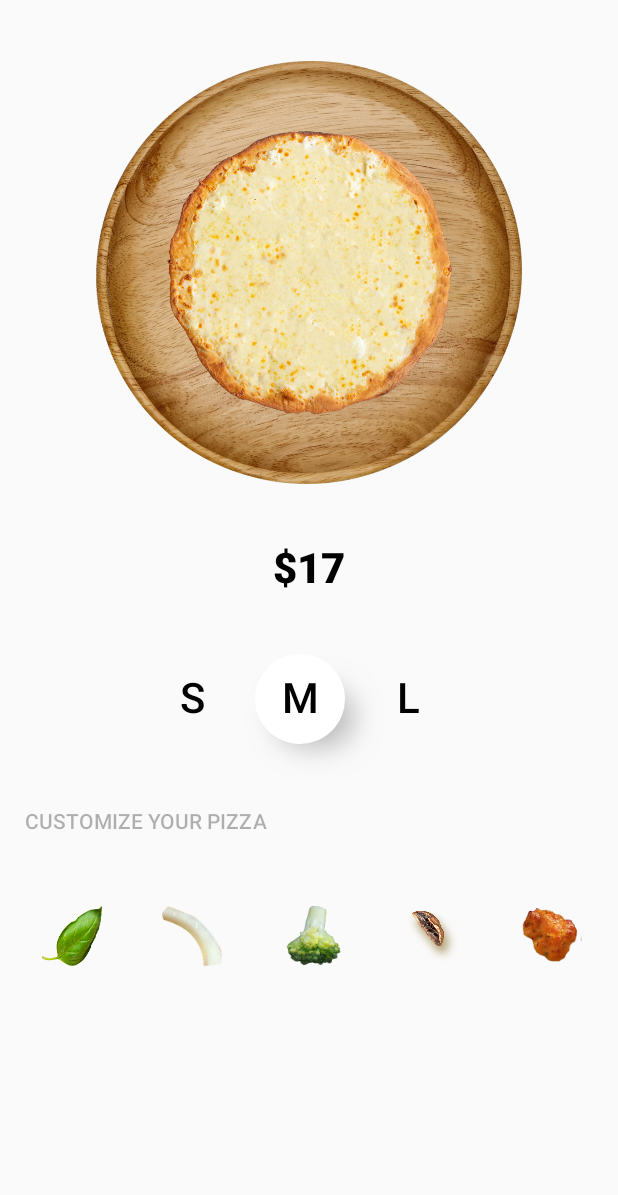
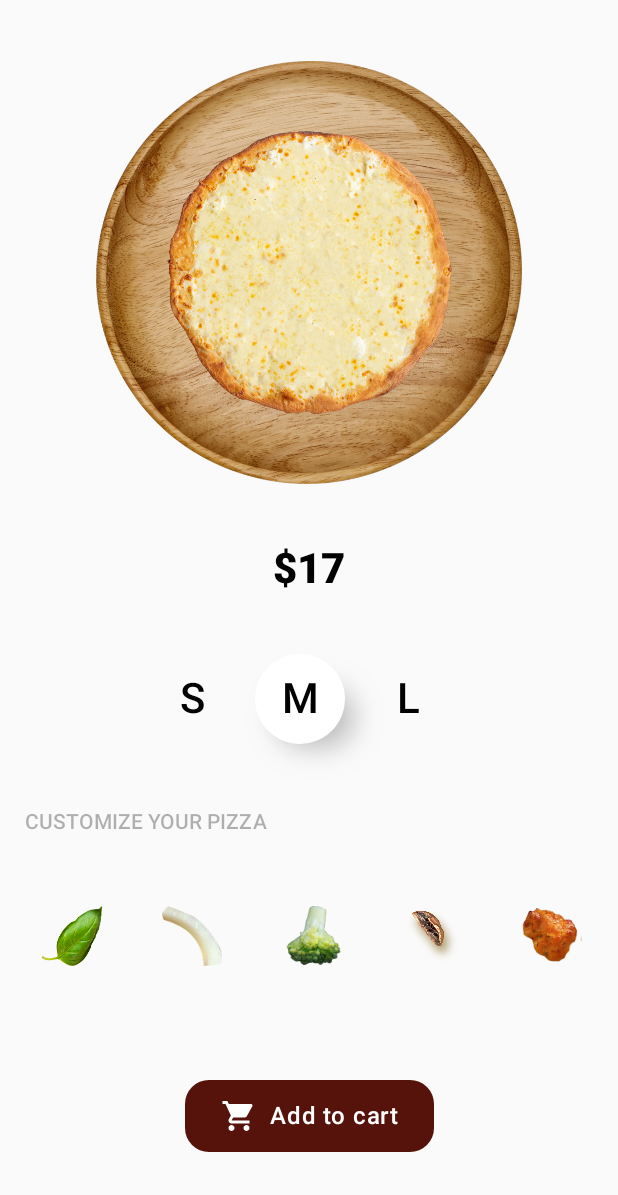
Before and after one commit to iZyadNasser/PizzaOven, an Android app built with Jetpack Compose: the screen it shows after launch (MainActivity), on a phone screen of 412 x 824 dp, the part 41-1236 px from its top. Run offline under Robolectric (Android 15) with nearby library versions, the phone set to English and light mode, and no system bars.

Commit message:
add cart button

```diff
--- a/app/src/main/java/com/thechance/pizzaoven/presentation/PizzaScreen.kt
+++ b/app/src/main/java/com/thechance/pizzaoven/presentation/PizzaScreen.kt
@@ -27,10 +27,12 @@ import androidx.compose.foundation.pager.HorizontalPager
 import androidx.compose.foundation.pager.rememberPagerState
 import androidx.compose.foundation.rememberScrollState
 import androidx.compose.foundation.shape.CircleShape
+import androidx.compose.foundation.shape.RoundedCornerShape
 import androidx.compose.foundation.verticalScroll
 import androidx.compose.material.icons.Icons
 import androidx.compose.material.icons.automirrored.filled.ArrowBack
 import androidx.compose.material.icons.filled.Favorite
+import androidx.compose.material.icons.filled.ShoppingCart
 import androidx.compose.material.icons.outlined.Favorite
 import androidx.compose.material3.Icon
 import androidx.compose.material3.Text
@@ -333,6 +335,40 @@ fun PizzaScreen(
                 }
             }
         }
+
+        Row(
+            modifier = Modifier
+                .fillMaxWidth(),
+            horizontalArrangement = Arrangement.Center
+        ) {
+            Row (
+                modifier = Modifier
+                    .clip(RoundedCornerShape(16.dp))
+                    .background(Color(0xFF56130C))
+                    .padding(
+                        vertical = 12.dp,
+                        horizontal = 24.dp
+                    ),
+                verticalAlignment = Alignment.CenterVertically,
+                horizontalArrangement = Arrangement.Center
+            ) {
+                Icon(
+                    imageVector = Icons.Filled.ShoppingCart,
+                    contentDescription = null,
+                    tint = Color.White,
+                    modifier = Modifier
+                        .padding(end = 8.dp)
+                )
+
+                Text(
+                    text = stringResource(R.string.add_to_cart),
+                    color = Color.White,
+                    fontWeight = FontWeight.Medium,
+                    fontSize = 16.sp,
+                    textAlign = TextAlign.Center,
+                )
+            }
+        }
     }
 }
 
--- a/app/src/main/res/values/strings.xml
+++ b/app/src/main/res/values/strings.xml
@@ -4,4 +4,5 @@
     <string name="pizza">Pizza</string>
     <string name="plate">Plate</string>
     <string name="customize_your_pizza">CUSTOMIZE YOUR PIZZA</string>
+    <string name="add_to_cart">Add to cart</string>
 </resources>
```
